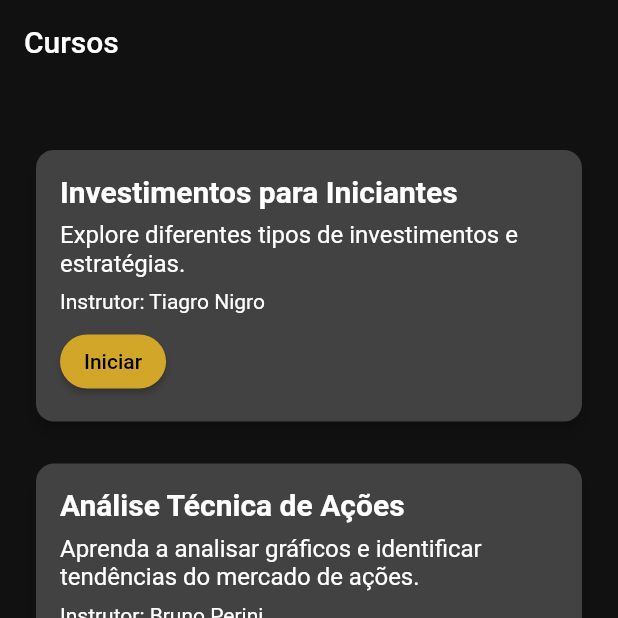
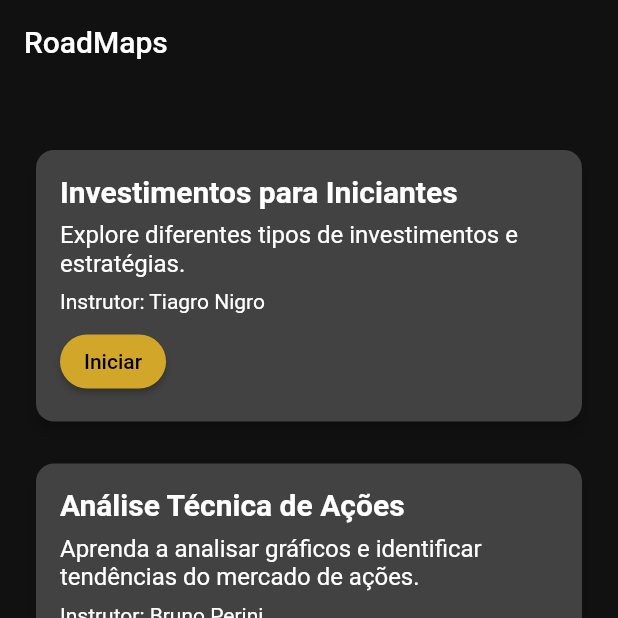
Before and after one commit to PabloFPereira/App_Astro_Finance, a Flutter app: the Cursos screen opened by its route, on a phone screen of 412 x 824 dp, the top half of it. Run offline on Flutter 3.47's test engine with Material 3 defaults, Android fonts, the phone set to English and light mode, and no system bars; our stand-ins replace flex_color_scheme, go_router, youtube_player_flutter.

Commit message:
Adicionando info nas paginas

```diff
--- a/lib/Screens/Cursos/cursos.dart
+++ b/lib/Screens/Cursos/cursos.dart
@@ -1,31 +1,16 @@
-import 'package:astro_login/mock/curso_mock.dart';
 import 'package:flutter/material.dart';
 import 'package:go_router/go_router.dart';
 
 class Cursos extends StatelessWidget {
-  var _cursos = CursoMock.cursos;
-
   @override
   Widget build(BuildContext context) {
     return Scaffold(
       appBar: AppBar(
-        title: Text('Cursos'),
+        title: Text('RoadMaps'),
       ),
       body: ListView(
         padding: EdgeInsets.all(20.0),
         children: [
-          /* ListView.builder(
-            itemCount: _cursos.length,
-            shrinkWrap: true,
-            itemBuilder: (context, index) => CourseCard(
-              title: 'Curso de Introdução às Finanças Pessoais',
-              description: 'Aprenda a gerenciar suas finanças de forma eficaz.',
-              instructor: 'Kaisser',
-              onPressed: () {
-                context.go('curso-detalhes');
-              },
-            ),
-          ),*/
           SizedBox(height: 20.0),
           CourseCard(
             title: 'Investimentos para Iniciantes',
--- a/lib/dto/curso_dto.dart
+++ /dev/null
@@ -1,9 +0,0 @@
-class CursoDto {
-  final String videoInitialId;
-  final String title;
-
-  CursoDto({
-    required this.videoInitialId,
-    required this.title,
-  });
-}
--- a/lib/Screens/home.dart
+++ b/lib/home.dart
@@ -30,7 +30,7 @@ class HomeScreen extends StatelessWidget {
               onPressed: () {
                 context.push('/cursos');
               },
-              child: Text('Explorar Cursos'),
+              child: Text('Conheça nossos Roadmaps'),
             ),
             SizedBox(height: 20.0),
             ElevatedButton(
@@ -42,9 +42,9 @@ class HomeScreen extends StatelessWidget {
             SizedBox(height: 20.0),
             ElevatedButton(
               onPressed: () {
-                // Adicione a lógica para navegar para a tela de vídeos aqui
+                context.push('/todasasaulas');
               },
-              child: Text('Assistir Vídeos'),
+              child: Text('Aulas'),
             ),
           ],
         ),
--- a/lib/main.dart
+++ b/lib/main.dart
@@ -1,7 +1,8 @@
-import 'package:astro_login/Screens/Cursos/DetalhesDeCursos/analiseDeAcoes.dart';
+import 'package:astro_login/Screens/Cursos/aulas/analiseDeAcoes.dart';
 import 'package:astro_login/Screens/Cursos/cursos.dart';
-import 'package:astro_login/Screens/home.dart';
-import 'package:astro_login/Screens/sobreNos.dart';
+import 'package:astro_login/Screens/Cursos/todasAsAulas.dart';
+import 'package:astro_login/home.dart';
+import 'package:astro_login/sobreNos.dart';
 import 'package:astro_login/Screens/login/createLogin.dart';
 import 'package:astro_login/Screens/quiz/resultado.dart';
 import 'package:astro_login/Screens/login/login.dart';
@@ -34,12 +35,16 @@ final router = GoRouter(
       builder: (context, state) => sobreNos(),
     ),
     GoRoute(
+      path: '/todasasaulas',
+      builder: (context, state) => TodasAsAulas(),
+    ),
+    GoRoute(
       path: '/cursos',
       builder: (context, state) => Cursos(),
     ),
     GoRoute(
       path: '/cursoAnaliseDeAcoes',
-      builder: (context, state) => YoutubePlayerPage(),
+      builder: (context, state) => AnaliseDeAcoes(),
     ),
     GoRoute(
       path: '/quiz',
--- a/lib/mock/curso_mock.dart
+++ /dev/null
@@ -1,9 +0,0 @@
-import '../dto/curso_dto.dart';
-
-class CursoMock {
-  static List<CursoDto> get cursos {
-    return [
-      CursoDto(videoInitialId: 'iLnmTe5Q2Qw', title: 'oioi'),
-    ];
-  }
-}
```
Also changed, not shown: lib/Screens/Cursos/DetalhesDeCursos/analiseDeAcoes.dart (deleted, +0 -52 lines), lib/Screens/Cursos/aulas/analiseDeAcoes.dart (added, +183 -0 lines), lib/Screens/Cursos/todasAsAulas.dart (added, +76 -0 lines), lib/sobreNos.dart (renamed from lib/Screens/sobreNos.dart).
